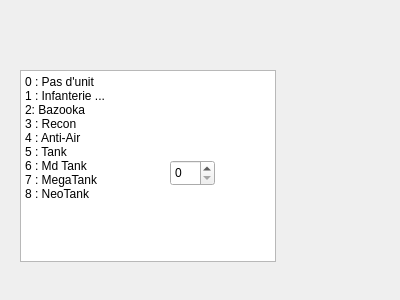
karamandrew/Arnianletricozor, file dialogbuyterre.ui: the form before one commit.
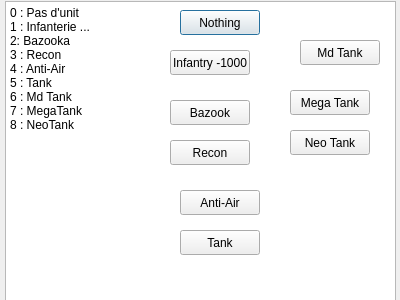
The form after the commit.

The edit to the form file:
```diff
--- a/dialogbuyterre.ui
+++ b/dialogbuyterre.ui
@@ -13,23 +13,13 @@
   <property name="windowTitle">
    <string>Dialog</string>
   </property>
-  <widget class="QSpinBox" name="spinBox">
-   <property name="geometry">
-    <rect>
-     <x>170</x>
-     <y>160</y>
-     <width>45</width>
-     <height>26</height>
-    </rect>
-   </property>
-  </widget>
   <widget class="QTextBrowser" name="textBrowser">
    <property name="geometry">
     <rect>
-     <x>20</x>
-     <y>70</y>
-     <width>256</width>
-     <height>192</height>
+     <x>5</x>
+     <y>1</y>
+     <width>391</width>
+     <height>301</height>
     </rect>
    </property>
    <property name="html">
@@ -48,8 +38,123 @@
 &lt;p style=&quot; margin-top:0px; margin-bottom:0px; margin-left:0px; margin-right:0px; -qt-block-indent:0; text-indent:0px;&quot;&gt;8 : NeoTank&lt;/p&gt;&lt;/body&gt;&lt;/html&gt;</string>
    </property>
   </widget>
-  <zorder>textBrowser</zorder>
-  <zorder>spinBox</zorder>
+  <widget class="QPushButton" name="pushButton">
+   <property name="geometry">
+    <rect>
+     <x>180</x>
+     <y>10</y>
+     <width>80</width>
+     <height>25</height>
+    </rect>
+   </property>
+   <property name="text">
+    <string>Nothing</string>
+   </property>
+  </widget>
+  <widget class="QPushButton" name="pushButton_2">
+   <property name="geometry">
+    <rect>
+     <x>170</x>
+     <y>50</y>
+     <width>80</width>
+     <height>25</height>
+    </rect>
+   </property>
+   <property name="text">
+    <string>Infantry -1000</string>
+   </property>
+  </widget>
+  <widget class="QPushButton" name="pushButton_3">
+   <property name="geometry">
+    <rect>
+     <x>170</x>
+     <y>100</y>
+     <width>80</width>
+     <height>25</height>
+    </rect>
+   </property>
+   <property name="text">
+    <string>Bazook</string>
+   </property>
+  </widget>
+  <widget class="QPushButton" name="pushButton_4">
+   <property name="geometry">
+    <rect>
+     <x>170</x>
+     <y>140</y>
+     <width>80</width>
+     <height>25</height>
+    </rect>
+   </property>
+   <property name="text">
+    <string>Recon</string>
+   </property>
+  </widget>
+  <widget class="QPushButton" name="pushButton_5">
+   <property name="geometry">
+    <rect>
+     <x>180</x>
+     <y>190</y>
+     <width>80</width>
+     <height>25</height>
+    </rect>
+   </property>
+   <property name="text">
+    <string>Anti-Air</string>
+   </property>
+  </widget>
+  <widget class="QPushButton" name="pushButton_6">
+   <property name="geometry">
+    <rect>
+     <x>180</x>
+     <y>230</y>
+     <width>80</width>
+     <height>25</height>
+    </rect>
+   </property>
+   <property name="text">
+    <string>Tank</string>
+   </property>
+  </widget>
+  <widget class="QPushButton" name="pushButton_7">
+   <property name="geometry">
+    <rect>
+     <x>300</x>
+     <y>40</y>
+     <width>80</width>
+     <height>25</height>
+    </rect>
+   </property>
+   <property name="text">
+    <string>Md Tank</string>
+   </property>
+  </widget>
+  <widget class="QPushButton" name="pushButton_8">
+   <property name="geometry">
+    <rect>
+     <x>290</x>
+     <y>90</y>
+     <width>80</width>
+     <height>25</height>
+    </rect>
+   </property>
+   <property name="text">
+    <string>Mega Tank</string>
+   </property>
+  </widget>
+  <widget class="QPushButton" name="pushButton_9">
+   <property name="geometry">
+    <rect>
+     <x>290</x>
+     <y>130</y>
+     <width>80</width>
+     <height>25</height>
+    </rect>
+   </property>
+   <property name="text">
+    <string>Neo Tank</string>
+   </property>
+  </widget>
  </widget>
  <resources/>
  <connections/>
```
